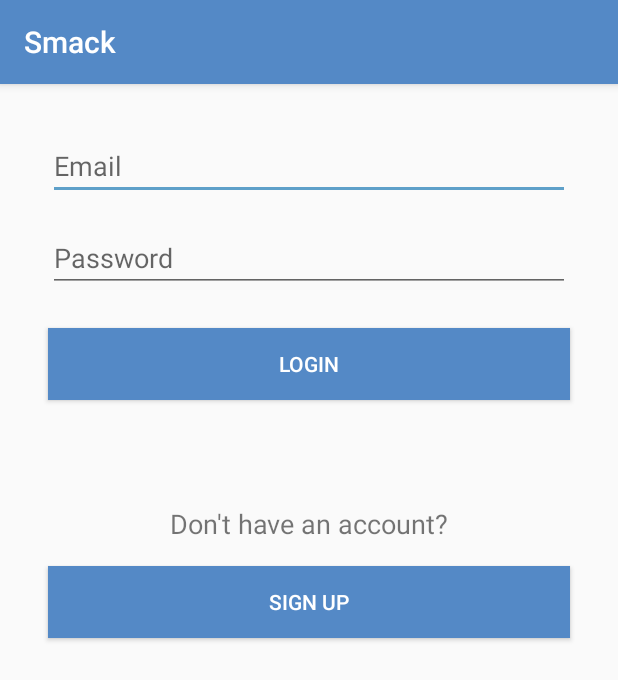
After one commit to LongTran1305/Smack, an Android app: the LoginActivity screen opened directly, with no data from a screen before it, on a phone screen of 412 x 824 dp. The commit adds this screen. Shown: the top 680 px of the screen. Run offline under Robolectric (Android 15) with nearby library versions, the phone set to English and light mode, and no system bars.

Commit message:
add LoginActivity

```diff
--- a/app/src/main/AndroidManifest.xml
+++ b/app/src/main/AndroidManifest.xml
@@ -6,9 +6,9 @@
         android:allowBackup="true"
         android:icon="@mipmap/ic_launcher"
         android:label="@string/app_name"
-
         android:supportsRtl="true"
         android:theme="@style/AppTheme">
+        <activity android:name=".ui.LoginActivity"></activity>
         <activity
             android:name=".MainActivity"
             android:label="@string/app_name"
--- a/app/src/main/java/com/example/smack/MainActivity.kt
+++ b/app/src/main/java/com/example/smack/MainActivity.kt
@@ -1,5 +1,6 @@
 package com.example.smack
 
+import android.content.Intent
 import android.os.Bundle
 import android.view.Menu
 import android.view.View
@@ -14,6 +15,7 @@ import androidx.navigation.ui.setupWithNavController
 import androidx.drawerlayout.widget.DrawerLayout
 import androidx.appcompat.app.AppCompatActivity
 import androidx.appcompat.widget.Toolbar
+import com.example.smack.ui.LoginActivity
 
 class MainActivity : AppCompatActivity() {
 
@@ -40,7 +42,8 @@ class MainActivity : AppCompatActivity() {
     }
 
     fun loginBtnNavClick(view: View){
-
+        val loginActivity = Intent(this,LoginActivity::class.java)
+        startActivity(loginActivity)
     }
     fun addChanelClick(view: View){
 
--- /dev/null
+++ b/app/src/main/java/com/example/smack/ui/LoginActivity.kt
@@ -0,0 +1,22 @@
+package com.example.smack.ui
+
+import android.content.Intent
+import androidx.appcompat.app.AppCompatActivity
+import android.os.Bundle
+import android.view.View
+import com.example.smack.R
+
+class LoginActivity : AppCompatActivity() {
+
+    override fun onCreate(savedInstanceState: Bundle?) {
+        super.onCreate(savedInstanceState)
+        setContentView(R.layout.activity_login)
+    }
+    fun loginCreateUserBtnClick(view: View){
+
+    }
+
+    fun loginLoginBtnClick(view: View){
+
+    }
+}
--- /dev/null
+++ b/app/src/main/res/layout/activity_login.xml
@@ -0,0 +1,77 @@
+<?xml version="1.0" encoding="utf-8"?>
+<androidx.constraintlayout.widget.ConstraintLayout xmlns:android="http://schemas.android.com/apk/res/android"
+    xmlns:app="http://schemas.android.com/apk/res-auto"
+    xmlns:tools="http://schemas.android.com/tools"
+    android:layout_width="match_parent"
+    android:layout_height="match_parent"
+    tools:context=".ui.LoginActivity">
+
+    <EditText
+        android:id="@+id/loginEmailTxt"
+        android:layout_width="0dp"
+        android:layout_height="wrap_content"
+        android:layout_marginStart="32dp"
+        android:layout_marginTop="32dp"
+        android:layout_marginEnd="32dp"
+        android:ems="10"
+        android:hint="Email"
+        android:inputType="textPersonName"
+        app:layout_constraintEnd_toEndOf="parent"
+        app:layout_constraintStart_toStartOf="parent"
+        app:layout_constraintTop_toTopOf="parent" />
+
+    <EditText
+        android:id="@+id/loginPassTxt"
+        android:layout_width="0dp"
+        android:layout_height="wrap_content"
+        android:layout_marginStart="32dp"
+        android:layout_marginTop="16dp"
+        android:layout_marginEnd="32dp"
+        android:ems="10"
+        android:hint="Password"
+        android:inputType="textPersonName"
+        app:layout_constraintEnd_toEndOf="parent"
+        app:layout_constraintStart_toStartOf="parent"
+        app:layout_constraintTop_toBottomOf="@+id/loginEmailTxt" />
+
+    <Button
+        android:id="@+id/loginLoginBtn"
+        android:layout_width="0dp"
+        android:layout_height="wrap_content"
+        android:layout_marginStart="32dp"
+        android:layout_marginTop="24dp"
+        android:layout_marginEnd="32dp"
+        android:background="@color/colorPrimary"
+        android:onClick="loginLoginBtnClick"
+        android:text="Login"
+        android:textColor="#FFFFFF"
+        app:layout_constraintEnd_toEndOf="parent"
+        app:layout_constraintStart_toStartOf="parent"
+        app:layout_constraintTop_toBottomOf="@+id/loginPassTxt" />
+
+    <TextView
+        android:id="@+id/textView3"
+        android:layout_width="wrap_content"
+        android:layout_height="wrap_content"
+        android:layout_marginTop="70dp"
+        android:text="Don't have an account?"
+        android:textSize="18sp"
+        app:layout_constraintEnd_toEndOf="parent"
+        app:layout_constraintStart_toStartOf="parent"
+        app:layout_constraintTop_toBottomOf="@+id/loginLoginBtn" />
+
+    <Button
+        android:id="@+id/loginCreateUserBtn"
+        android:layout_width="0dp"
+        android:layout_height="wrap_content"
+        android:layout_marginStart="32dp"
+        android:layout_marginTop="16dp"
+        android:layout_marginEnd="32dp"
+        android:background="@color/colorPrimary"
+        android:onClick="loginCreateUserBtnClick"
+        android:text="Sign Up"
+        android:textColor="#FFFFFF"
+        app:layout_constraintEnd_toEndOf="parent"
+        app:layout_constraintStart_toStartOf="parent"
+        app:layout_constraintTop_toBottomOf="@+id/textView3" />
+</androidx.constraintlayout.widget.ConstraintLayout>
```
